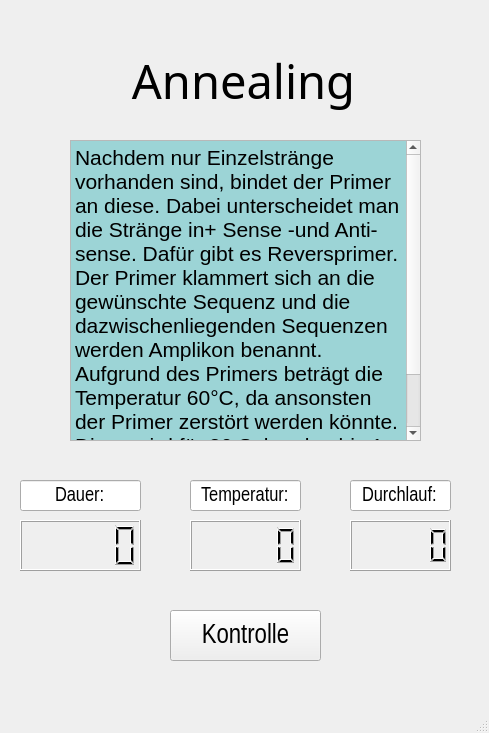
diplomarbeit-PCR/Diplomarbeit_PCR, file dipl_Phasenablauf/AblaufWindowAneal_v1.ui: the form before one commit.
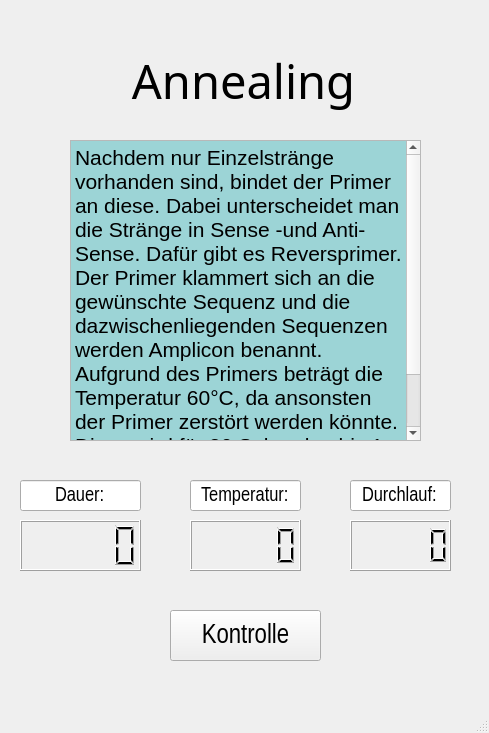
The form after the commit.

Patch:
```diff
--- a/dipl_Phasenablauf/AblaufWindowAneal_v1.ui
+++ b/dipl_Phasenablauf/AblaufWindowAneal_v1.ui
@@ -34,7 +34,7 @@
 li.unchecked::marker { content: &quot;\2610&quot;; }
 li.checked::marker { content: &quot;\2612&quot;; }
 &lt;/style&gt;&lt;/head&gt;&lt;body style=&quot; font-family:'Segoe UI'; font-size:9pt; font-weight:400; font-style:normal;&quot; bgcolor=&quot;#9cd4d6&quot;&gt;
-&lt;p style=&quot; margin-top:12px; margin-bottom:12px; margin-left:0px; margin-right:0px; -qt-block-indent:0; text-indent:0px;&quot;&gt;&lt;span style=&quot; font-family:'Arial Narrow','sans-serif'; font-size:16pt;&quot;&gt;Nachdem nur Einzelstränge vorhanden sind, bindet der Primer an diese. Dabei unterscheidet man die Stränge in+ Sense -und Anti-sense. Dafür gibt es Reversprimer. Der Primer klammert sich an die gewünschte Sequenz und die dazwischenliegenden Sequenzen werden Amplikon benannt. Aufgrund des Primers beträgt die Temperatur 60°C, da ansonsten der Primer zerstört werden könnte. Diese wird für 30 Sekunden bis 1 Minute gehalten. Ein Strang hat ein 3‘ und ein 5‘ Anfang. &lt;/span&gt;&lt;/p&gt;&lt;/body&gt;&lt;/html&gt;</string>
+&lt;p style=&quot; margin-top:12px; margin-bottom:12px; margin-left:0px; margin-right:0px; -qt-block-indent:0; text-indent:0px;&quot;&gt;&lt;span style=&quot; font-family:'Arial Narrow','sans-serif'; font-size:16pt;&quot;&gt;Nachdem nur Einzelstränge vorhanden sind, bindet der Primer an diese. Dabei unterscheidet man die Stränge in Sense -und Anti-Sense. Dafür gibt es Reversprimer. Der Primer klammert sich an die gewünschte Sequenz und die dazwischenliegenden Sequenzen werden Amplicon benannt. Aufgrund des Primers beträgt die Temperatur 60°C, da ansonsten der Primer zerstört werden könnte. Diese wird für 30 Sekunden bis 1 Minute gehalten. Ein Strang hat ein 3‘ und ein 5‘ Anfang. &lt;/span&gt;&lt;/p&gt;&lt;/body&gt;&lt;/html&gt;</string>
     </property>
    </widget>
    <widget class="QLabel" name="label">
```
